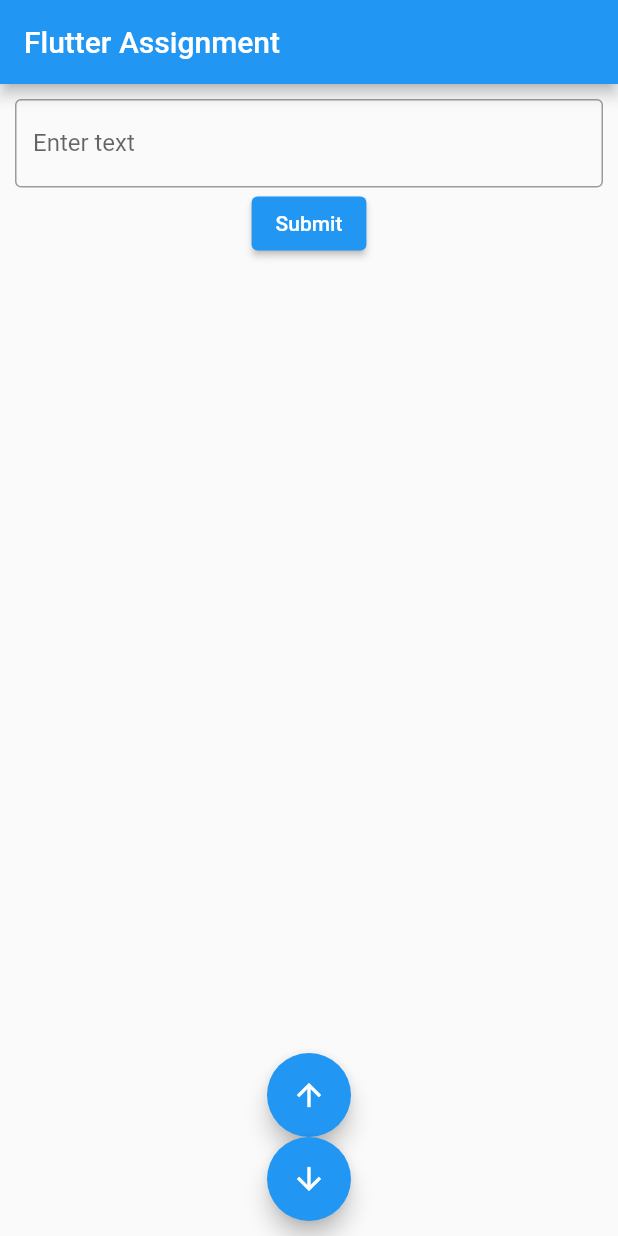
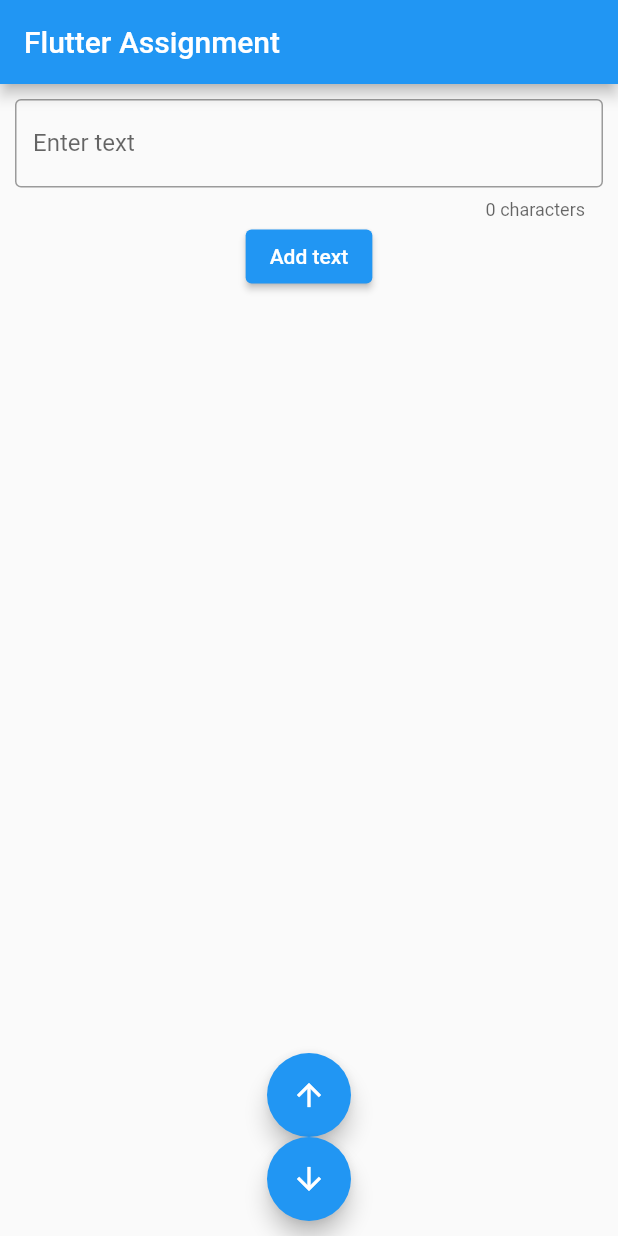
Before and after one commit to ignatiusyap/flutterlistapp, a Flutter app: the screen it shows after launch, on a phone screen of 412 x 824 dp. Run offline on Flutter 3.47's test engine with Material 2 defaults, Android fonts, the phone set to English and light mode, and no system bars.

Commit message:
Final validation added with char count. Optional work left
Left to disable add button

```diff
--- a/list_app/lib/main.dart
+++ b/list_app/lib/main.dart
@@ -35,9 +35,11 @@
 
   UserEntry _userentry = UserEntry(entry: "");
   List<UserEntry> _userentries = [];
+  int _charLength = 0;
 
   final _formKey = GlobalKey<FormState>();
   //final userInputData = GlobalKey<ScaffoldState>();
+  final textController = TextEditingController();
   final ScrollController _controller = ScrollController();
 
   @override
@@ -54,24 +56,29 @@
           child: Column(
             children: <Widget>[
               TextFormField(
+                  controller: textController,
                   autocorrect: true,
-                decoration: const InputDecoration(
+                  decoration: InputDecoration(
                     labelText: 'Enter text',
-                  // counterText: '0 characters',
+                    counterText: '$_charLength characters',
                     border: OutlineInputBorder(),
                   ),
                   validator: (value) {
                     if (value == null || value.isEmpty) {
                       return 'Please enter some text';
                     }
+                    if (_charLength <= 99) {
+                      return 'Please type at lest a 100 characters text';
+                    }
                     return null;
                   },
                   onSaved: (value) => setState(() => _userentry.entry = value!),
+                  onChanged: _onChanged
                   //onSaved: (value) => userInput = value!,
                   ),
               ElevatedButton(
                 onPressed: _validInput,
-                child: const Text("Submit"),
+                child: const Text("Add text"),
               ),
               Expanded(
                   child: ListView.builder(
@@ -118,6 +125,12 @@
     }
   }
 
+  _onChanged(String value) {
+    setState(() {
+      _charLength = value.length;
+    });
+  }
+
   void _scrollDown() {
     _controller.animateTo(
       _controller.position.maxScrollExtent,
@@ -135,8 +148,6 @@
   }
 }
 
-FloatingActionButtonLocation _EndDockedFabLocation() {}
-
 class UserEntry {
   UserEntry({required this.entry});
 
```
Lines whose indentation alone changed are shown as unchanged.
